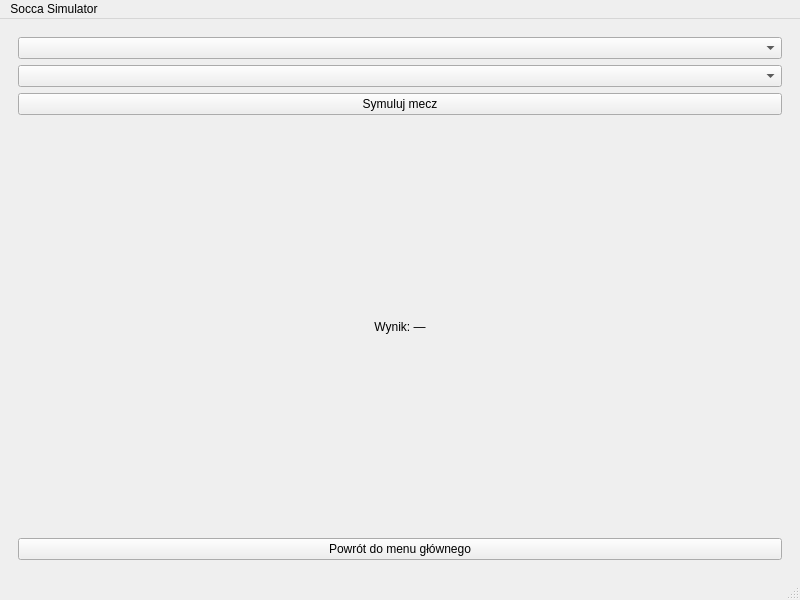
The window that Socca_Simulator/gui/mainwindow.ui (JRejewski/Socca-Simulator-2026) describes before a commit, drawn with Qt 5.
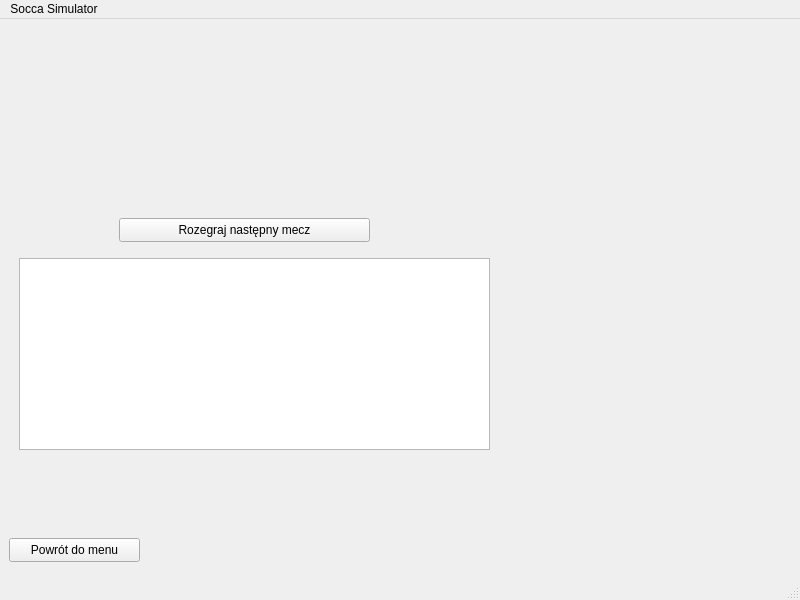
The same window after the commit.

Commit message:
Liga bliska dzialania
Udalo się zaimplementować tabelę, która odświeża się po każdym meczu. Pozostało połączenie przycisku rozgrywania kolejnego meczu z logiką

```diff
--- a/Socca_Simulator/gui/mainwindow.ui
+++ b/Socca_Simulator/gui/mainwindow.ui
@@ -20,7 +20,7 @@
       <item>
        <widget class="QStackedWidget" name="ekranyStackedWidget">
         <property name="currentIndex">
-         <number>1</number>
+         <number>2</number>
         </property>
         <widget class="QWidget" name="menuPage">
          <widget class="QPushButton" name="szybkiMeczButton">
@@ -81,6 +81,44 @@
           </item>
          </layout>
         </widget>
+        <widget class="QWidget" name="ligaPage">
+         <widget class="QTableWidget" name="tabelaLigiWidget">
+          <property name="geometry">
+           <rect>
+            <x>10</x>
+            <y>230</y>
+            <width>471</width>
+            <height>192</height>
+           </rect>
+          </property>
+         </widget>
+         <widget class="QPushButton" name="powrotLigaButton">
+          <property name="geometry">
+           <rect>
+            <x>0</x>
+            <y>510</y>
+            <width>131</width>
+            <height>24</height>
+           </rect>
+          </property>
+          <property name="text">
+           <string>Powrót do menu</string>
+          </property>
+         </widget>
+         <widget class="QPushButton" name="nastepnyMeczButton">
+          <property name="geometry">
+           <rect>
+            <x>110</x>
+            <y>190</y>
+            <width>251</width>
+            <height>24</height>
+           </rect>
+          </property>
+          <property name="text">
+           <string>Rozegraj następny mecz</string>
+          </property>
+         </widget>
+        </widget>
        </widget>
       </item>
      </layout>
```
Left out of the diff: 13 changed lines with no effect on the pictures. The commit also changes 4 other files.
